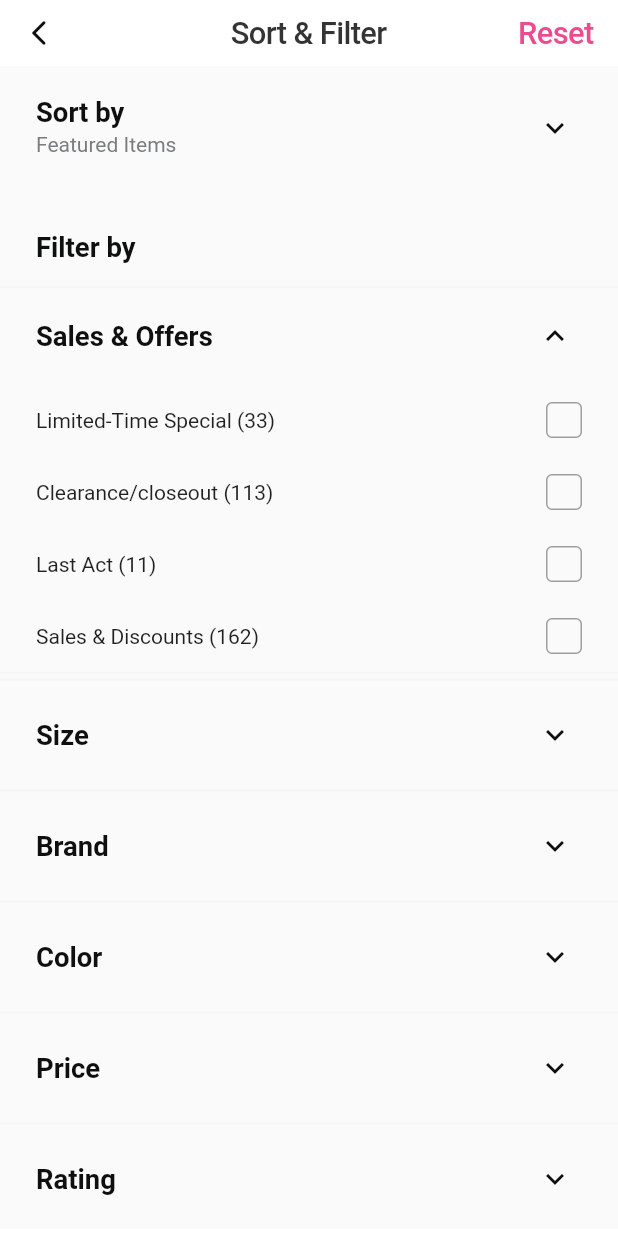
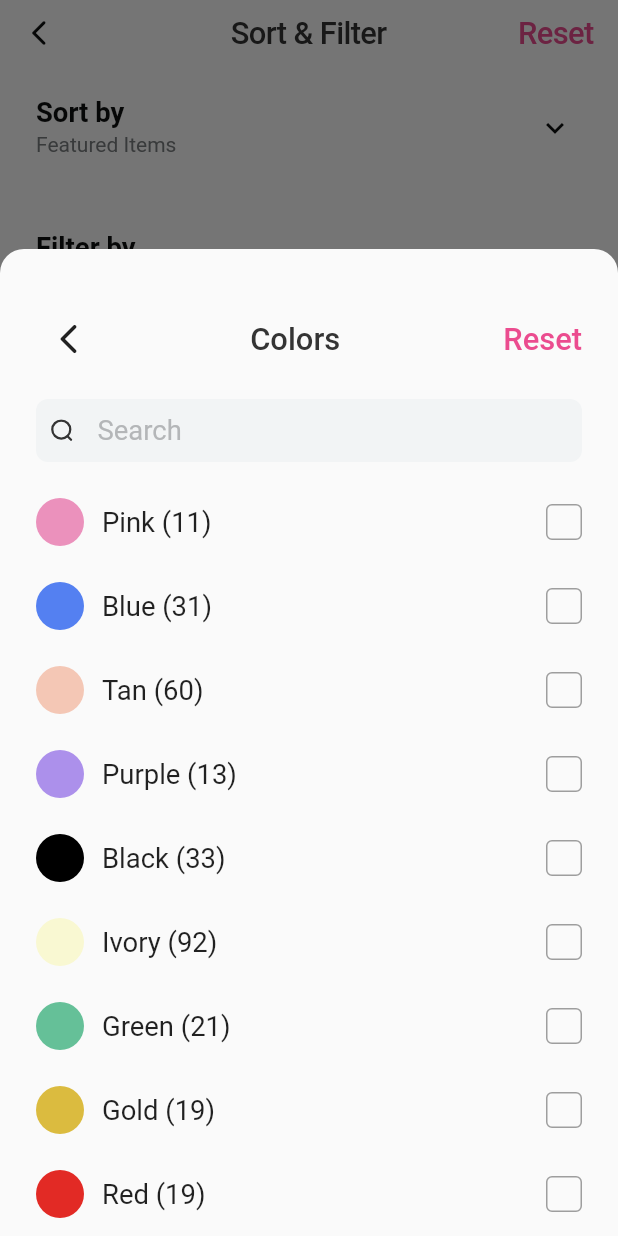
Before and after one commit to AntonioJoaquin/prueba_nutritienda, a Flutter app: the screen it shows after launch, after a tap on "Sales & Offers", on a phone screen of 412 x 824 dp. Run offline on Flutter 3.47's test engine with Material 2 defaults, Android fonts, the phone set to English and light mode, and no system bars; our stand-ins replace flutter_screenutil, flutter_svg, get_it, injectable.

Commit message:
#1- Add color filter list

```diff
--- a/lib/core/src/services/navigation_service.dart
+++ b/lib/core/src/services/navigation_service.dart
@@ -28,4 +28,14 @@ class NavigationService {
       }
     }
   }
+
+  Future pop() async {
+    try {
+      return _navigatorKey.currentState?.pop();
+    } on Exception catch (error) {
+      if (kDebugMode) {
+        print('Exception occurred in navigationTo: $error');
+      }
+    }
+  }
 }
--- a/lib/view/src/common/media.dart
+++ b/lib/view/src/common/media.dart
@@ -1,4 +1,5 @@
 abstract class Media {
   static const String icCheck = 'assets/icons/ic_check.svg';
+  static const String icSearch = 'assets/icons/ic_search.svg';
   static const String icStar = 'assets/icons/ic_star.svg';
 }
--- a/lib/view/src/common/palette.dart
+++ b/lib/view/src/common/palette.dart
@@ -8,7 +8,18 @@ abstract class Palette {
   static Color appBarTextColor = const Color(0xFF343434);
   static Color titleTextColor = const Color(0xFF0E0F0F);
   static Color subTitleTextColor = const Color(0xFF7A7E80);
+  static Color hintTextColor = const Color(0xFFB4B6B8);
 
   static Color dividerColor = const Color(0xFFF2F4F5);
   static Color iconColor = const Color(0xFF0E0F0F);
+
+  static Color colorFilter1 = const Color(0xFFEB91BC);
+  static Color colorFilter2 = const Color(0xFF5480F1);
+  static Color colorFilter3 = const Color(0xFFF4C7B5);
+  static Color colorFilter4 = const Color(0xFFAC90EB);
+  static Color colorFilter5 = const Color(0xFF000000);
+  static Color colorFilter6 = const Color(0xFFF9F8D2);
+  static Color colorFilter7 = const Color(0xFF65C098);
+  static Color colorFilter8 = const Color(0xFFDBBB3F);
+  static Color colorFilter9 = const Color(0xFFE22A25);
 }
--- /dev/null
+++ b/lib/view/src/pages/home/colors/color_filter_list.dart
@@ -0,0 +1,98 @@
+import 'package:flutter/material.dart';
+import 'package:flutter_screenutil/flutter_screenutil.dart';
+import 'package:flutter_svg/flutter_svg.dart';
+
+import '../../../common/media.dart';
+import '../home_manager.dart';
+import 'color_item.dart';
+
+class ColorFilterList extends StatelessWidget {
+  const ColorFilterList(this._manager, {Key? key}) : super(key: key);
+
+  final HomeManager _manager;
+
+  @override
+  Widget build(BuildContext context) {
+    return ListView.builder(
+      shrinkWrap: true,
+      physics: const NeverScrollableScrollPhysics(),
+      itemCount: _manager.colorItems.length,
+      itemBuilder: (BuildContext context, int index) => _FilterColorItem(
+        _manager,
+        item: _manager.colorItems[index],
+      ),
+    );
+  }
+}
+
+class _FilterColorItem extends StatelessWidget {
+  const _FilterColorItem(
+    this._manager, {
+    required this.item,
+    Key? key,
+  }) : super(key: key);
+
+  final HomeManager _manager;
+  final ColorItem item;
+
+  @override
+  Widget build(BuildContext context) {
+    return Container(
+      width: MediaQuery.of(context).size.width,
+      padding: const EdgeInsets.symmetric(
+        vertical: 12.0,
+      ),
+      child: Row(
+        mainAxisAlignment: MainAxisAlignment.spaceBetween,
+        children: [
+          Row(
+            children: [
+              Container(
+                height: 32.0,
+                width: 32.0,
+                decoration: BoxDecoration(
+                  shape: BoxShape.circle,
+                  color: item.color,
+                ),
+              ),
+              const SizedBox(width: 12.0),
+              Text(
+                item.name,
+                style: TextStyle(
+                  fontSize: 16.0.sp,
+                ),
+              ),
+            ],
+          ),
+          _buildSaleCheckbox(),
+        ],
+      ),
+    );
+  }
+
+  Widget _buildSaleCheckbox() => GestureDetector(
+        onTap: () => _manager.changeColorSelection(item),
+        child: ValueListenableBuilder(
+          valueListenable: item.isSelected,
+          builder: (_, bool isSelected, __) => Container(
+            height: 24.0,
+            width: 24.0,
+            decoration: BoxDecoration(
+              borderRadius: BorderRadius.circular(4.0),
+              border: isSelected ? null : Border.all(color: Colors.grey),
+              color: isSelected ? Colors.pink : null,
+            ),
+            child: Visibility(
+              visible: isSelected,
+              child: Padding(
+                padding: const EdgeInsets.symmetric(
+                  vertical: 8.0,
+                  horizontal: 7.0,
+                ),
+                child: SvgPicture.asset(Media.icCheck),
+              ),
+            ),
+          ),
+        ),
+      );
+}
--- /dev/null
+++ b/lib/view/src/pages/home/colors/color_item.dart
@@ -0,0 +1,14 @@
+import 'dart:ui';
+
+import 'package:prueba_nutritienda/core/src/common/custom_notifiers.dart';
+
+class ColorItem {
+  final Color color;
+  final String name;
+  final CustomValueNotifier<bool> _isSelected = CustomValueNotifier(false);
+
+  ColorItem(this.color, this.name);
+
+  CustomValueNotifier<bool> get isSelected => _isSelected;
+  void changeSelection() => _isSelected.value = !_isSelected.value;
+}
--- a/lib/view/src/pages/home/home_manager.dart
+++ b/lib/view/src/pages/home/home_manager.dart
@@ -2,6 +2,10 @@ import 'package:injectable/injectable.dart';
 import 'package:prueba_nutritienda/view/src/pages/home/sales/sale_item.dart';
 
 import '../../../../core/src/common/custom_notifiers.dart';
+import '../../../../core/src/services/navigation_service.dart';
+import '../../../../di/locator.dart';
+import '../../common/palette.dart';
+import 'colors/color_item.dart';
 import 'rates/rate_item.dart';
 
 @injectable
@@ -21,6 +25,20 @@ class HomeManager {
     RateItem('5'),
   ];
 
+  final colorItems = <ColorItem>[
+    ColorItem(Palette.colorFilter1, 'Pink (11)'),
+    ColorItem(Palette.colorFilter2, 'Blue (31)'),
+    ColorItem(Palette.colorFilter3, 'Tan (60)'),
+    ColorItem(Palette.colorFilter4, 'Purple (13)'),
+    ColorItem(Palette.colorFilter5, 'Black (33)'),
+    ColorItem(Palette.colorFilter6, 'Ivory (92)'),
+    ColorItem(Palette.colorFilter7, 'Green (21)'),
+    ColorItem(Palette.colorFilter8, 'Gold (19)'),
+    ColorItem(Palette.colorFilter9, 'Red (19)'),
+  ];
+
+  final NavigationService _navigationService = locator<NavigationService>();
+
   final CustomValueNotifier<int> _totalSaleItemsSelected =
       CustomValueNotifier(0);
   CustomValueNotifier<int> get totalSaleItemsSelected =>
@@ -30,6 +48,11 @@ class HomeManager {
       CustomValueNotifier(0);
   CustomValueNotifier<int> get totalRateItemsSelected =>
       _totalRateItemsSelected;
+
+  final CustomValueNotifier<int> _totalColorItemsSelected =
+      CustomValueNotifier(0);
+  CustomValueNotifier<int> get totalColorItemsSelected =>
+      _totalColorItemsSelected;
 
   // actions
   void changeSaleSelection(SaleItem item) {
@@ -48,8 +71,28 @@ class HomeManager {
         : _totalRateItemsSelected.value--;
   }
 
+  void changeColorSelection(ColorItem item) {
+    item.changeSelection();
+
+    item.isSelected.value
+        ? _totalColorItemsSelected.value++
+        : _totalColorItemsSelected.value--;
+  }
+
+  void resetColorSelection() {
+    for (ColorItem colorItem in colorItems) {
+      if (colorItem.isSelected.value) {
+        changeColorSelection(colorItem);
+      }
+    }
+  }
+
+  // navigation
+  void navigateBack() => _navigationService.pop();
+
   void dispose() {
     _totalSaleItemsSelected.dispose();
     _totalRateItemsSelected.dispose();
+    _totalColorItemsSelected.dispose();
   }
 }
--- a/lib/view/src/pages/home/home_page.dart
+++ b/lib/view/src/pages/home/home_page.dart
@@ -8,6 +8,7 @@ import 'filter_option.dart';
 import 'home_manager.dart';
 import 'rates/rate_filter_list.dart';
 import 'sales/sale_filter_list.dart';
+import 'widgets/custom_bottom_sheet.dart';
 import 'widgets/filter_option_tile.dart';
 
 class HomePage extends StatefulWidget {
@@ -47,7 +48,7 @@ class _HomePageState extends State<HomePage> {
         ),
         FilterOption(
           'Color',
-          _manager.totalSaleItemsSelected,
+          _manager.totalColorItemsSelected,
           const SizedBox.shrink(),
         ),
         FilterOption(
@@ -68,6 +69,7 @@ class _HomePageState extends State<HomePage> {
       navigationBar: _buildNavigationBar(),
       child: SafeArea(
         child: Material(
+          color: Palette.white,
           child: SingleChildScrollView(
             physics: const BouncingScrollPhysics(),
             child: Column(
@@ -99,6 +101,20 @@ class _HomePageState extends State<HomePage> {
     );
   }
 
+  void _show() {
+    showModalBottomSheet(
+      context: context,
+      isScrollControlled: true,
+      shape: const RoundedRectangleBorder(
+        // <-- SEE HERE
+        borderRadius: BorderRadius.vertical(
+          top: Radius.circular(16.0),
+        ),
+      ),
+      builder: (_) => CustomBottomSheet(_manager),
+    );
+  }
+
   Widget _buildFilterOptionList() => ListView.separated(
         physics: const NeverScrollableScrollPhysics(),
         shrinkWrap: true,
@@ -107,10 +123,11 @@ class _HomePageState extends State<HomePage> {
           builder: (_, int amount, __) => FilterOptionTile(
             title: _options[index].title,
             subtitle: amount > 0 ? '$amount selected' : null,
+            onExpand: () => _show(),
             expandedItem: _options[index].child,
           ),
         ),
-        separatorBuilder: (_, __) => const Divider(height: 8.0, thickness: 1.0),
+        separatorBuilder: (_, __) => const Divider(height: 1.0, thickness: 1.0),
         itemCount: _options.length,
       );
 
--- /dev/null
+++ b/lib/view/src/pages/home/widgets/custom_bottom_sheet.dart
@@ -0,0 +1,89 @@
+import 'package:flutter/material.dart';
+import 'package:flutter_screenutil/flutter_screenutil.dart';
+import 'package:flutter_svg/flutter_svg.dart';
+
+import '../../../common/media.dart';
+import '../../../common/palette.dart';
+import '../colors/color_filter_list.dart';
+import '../home_manager.dart';
+
+class CustomBottomSheet extends StatelessWidget {
+  const CustomBottomSheet(this._manager, {Key? key}) : super(key: key);
+
+  final HomeManager _manager;
+
+  @override
+  Widget build(BuildContext context) {
+    return Padding(
+      padding: const EdgeInsets.fromLTRB(24.0, 48.0, 24.0, .0),
+      child: SingleChildScrollView(
+        physics: const ClampingScrollPhysics(),
+        child: Column(
+          mainAxisSize: MainAxisSize.min,
+          children: [
+            Row(
+              mainAxisAlignment: MainAxisAlignment.spaceBetween,
+              children: [
+                Padding(
+                  padding: const EdgeInsets.only(left: 10.0),
+                  child: GestureDetector(
+                    onTap: _manager.navigateBack,
+                    child: const Icon(
+                      Icons.arrow_back_ios_rounded,
+                    ),
+                  ),
+                ),
+                Text(
+                  'Colors',
+                  style: TextStyle(
+                    fontSize: 18.sp,
+                    fontWeight: FontWeight.w500,
+                    color: Palette.appBarTextColor,
+                  ),
+                ),
+                GestureDetector(
+                  onTap: _manager.resetColorSelection,
+                  child: Text(
+                    'Reset',
+                    style: TextStyle(
+                      fontSize: 18.sp,
+                      fontWeight: FontWeight.w500,
+                      color: Palette.primaryColor,
+                    ),
+                  ),
+                ),
+              ],
+            ),
+            const SizedBox(height: 28.0),
+            Container(
+              height: 42.0,
+              width: double.infinity,
+              decoration: BoxDecoration(
+                borderRadius: BorderRadius.circular(8.0),
+                color: Palette.dividerColor,
+              ),
+              child: TextField(
+                cursorColor: Palette.primaryColor,
+                decoration: InputDecoration(
+                  enabledBorder: InputBorder.none,
+                  focusedBorder: InputBorder.none,
+                  icon: Padding(
+                    padding: const EdgeInsets.only(left: 10.0),
+                    child: SvgPicture.asset(Media.icSearch),
+                  ),
+                  hintText: 'Search',
+                  hintStyle: TextStyle(
+                    fontSize: 16.sp,
+                    color: Palette.hintTextColor,
+                  ),
+                ),
+              ),
+            ),
+            const SizedBox(height: 12.0),
+            ColorFilterList(_manager),
+          ],
+        ),
+      ),
+    );
+  }
+}
--- a/lib/view/src/pages/home/widgets/filter_option_tile.dart
+++ b/lib/view/src/pages/home/widgets/filter_option_tile.dart
@@ -8,12 +8,14 @@ class FilterOptionTile extends StatelessWidget {
     required this.title,
     this.subtitle,
     this.expandedItem,
+    this.onExpand,
     Key? key,
   }) : super(key: key);
 
   final String title;
   final String? subtitle;
   final Widget? expandedItem;
+  final Function? onExpand;
 
   @override
   Widget build(BuildContext context) {
@@ -34,6 +36,7 @@ class FilterOptionTile extends StatelessWidget {
               ),
             )
           : null,
+      onExpansionChanged: (_) => onExpand?.call(),
       children: expandedItem != null ? [expandedItem!] : [],
     );
   }
--- a/lib/view/view.dart
+++ b/lib/view/view.dart
@@ -18,6 +18,7 @@ abstract class View {
         expansionTileTheme: ExpansionTileThemeData(
           tilePadding: const EdgeInsets.fromLTRB(24.0, 4.0, 30.0, 4.0),
           iconColor: Palette.iconColor,
+          backgroundColor: Palette.white,
           collapsedIconColor: Palette.iconColor,
         ),
       );
```
Also changed, not shown: assets/icons/ic_search.svg (added).
